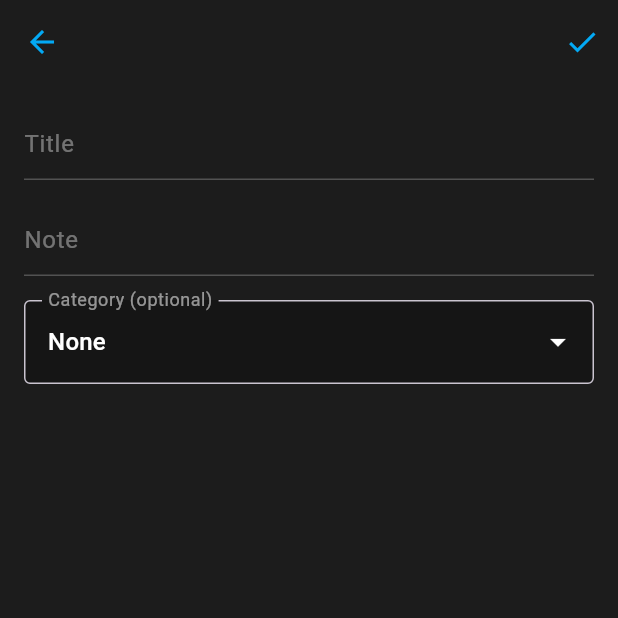
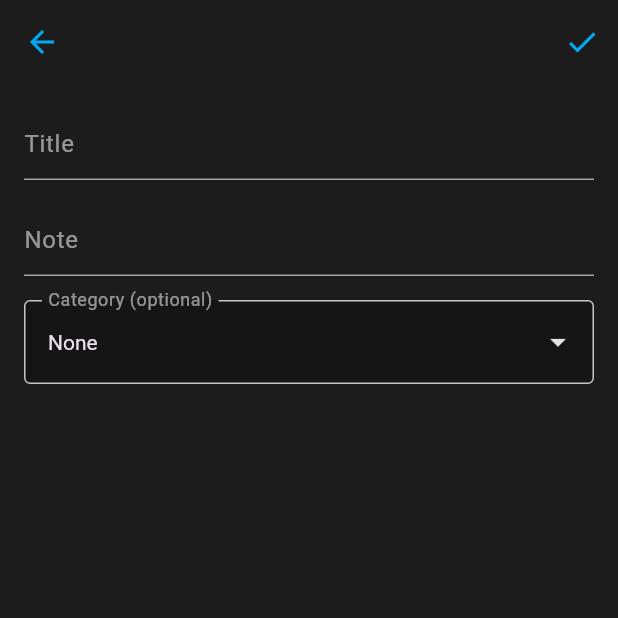
Before and after one commit to EBMartins7/Jotly, a Flutter app: the screen it shows after launch, after a tap on the "add" icon, on a phone screen of 412 x 824 dp, the top half of it. Run offline on Flutter 3.47's test engine with Material 3 defaults, Android fonts, the light colour scheme and no system bars; our stand-ins replace flutter_native_splash, hive, hive_flutter, lottie; accounts and stored records are empty.

Commit message:
name change

```diff
--- a/lib/main.dart
+++ b/lib/main.dart
@@ -1,10 +1,10 @@
 import 'package:flutter/material.dart';
 import 'package:hive/hive.dart';
 import 'package:hive_flutter/adapters.dart';
-import 'package:my_notes/screens/add_note_screen.dart';
-import 'package:my_notes/screens/splash_screen.dart';
-import 'package:my_notes/theme/theme_notifier.dart';
 import 'package:provider/provider.dart';
+import 'package:jotly/screens/add_note_screen.dart';
+import 'package:jotly/screens/splash_screen.dart';
+import 'package:jotly/theme/theme_notifier.dart';
 import 'model/note_model.dart';
 import 'screens/home_screen.dart';
 
--- a/lib/screens/add_note_screen.dart
+++ b/lib/screens/add_note_screen.dart
@@ -1,6 +1,8 @@
 import 'package:flutter/material.dart';
+import 'package:provider/provider.dart';
 import '../model/note_model.dart';
 import '../services/database_helper.dart';
+import '../theme/theme_notifier.dart';
 import 'package:uuid/uuid.dart';
 
 class AddNoteScreen extends StatefulWidget {
@@ -66,8 +68,13 @@ class _AddNoteScreenState extends State<AddNoteScreen> {
 
   @override
   Widget build(BuildContext context) {
+    final isDark = Provider.of<ThemeNotifier>(context).isDarkMode;
+    final backgroundColor = Theme.of(context).scaffoldBackgroundColor;
+    final textColor = Theme.of(context).textTheme.bodyLarge?.color ?? Colors.white;
+    final labelColor = isDark ? Colors.white54 : Colors.black54;
+
     return Scaffold(
-      backgroundColor: const Color(0xFF1C1C1C),
+      backgroundColor: backgroundColor,
       appBar: AppBar(
         leading: IconButton(
           icon: Icon(Icons.arrow_back, color: Colors.lightBlue),
@@ -79,10 +86,10 @@ class _AddNoteScreenState extends State<AddNoteScreen> {
             onPressed: _saveNote,
           ),
         ],
-        backgroundColor: const Color(0xFF1C1C1C),
+        backgroundColor: backgroundColor,
       ),
       body: Container(
-        color: const Color(0xFF1C1C1C),
+        color: backgroundColor,
         child: SingleChildScrollView(
           padding: EdgeInsets.only(
             left: 16,
@@ -97,15 +104,15 @@ class _AddNoteScreenState extends State<AddNoteScreen> {
                 controller: _titleController,
                 decoration: InputDecoration(
                   hintText: 'Title',
-                  hintStyle: TextStyle(color: Colors.white38),
+                  hintStyle: TextStyle(color: labelColor),
                   focusedBorder: UnderlineInputBorder(
-                    borderSide: BorderSide(color: Colors.white38),
+                    borderSide: BorderSide(color: labelColor),
                   ),
                   enabledBorder: UnderlineInputBorder(
-                    borderSide: BorderSide(color: Colors.white24),
+                    borderSide: BorderSide(color: labelColor.withOpacity(0.6)),
                   ),
                 ),
-                style: TextStyle(color: Colors.white),
+                style: TextStyle(color: textColor),
                 maxLines: 1,
               ),
               SizedBox(height: 16),
@@ -113,15 +120,15 @@ class _AddNoteScreenState extends State<AddNoteScreen> {
                 controller: _contentController,
                 decoration: InputDecoration(
                   hintText: 'Note',
-                  hintStyle: TextStyle(color: Colors.white38),
+                  hintStyle: TextStyle(color: labelColor),
                   focusedBorder: UnderlineInputBorder(
-                    borderSide: BorderSide(color: Colors.white38),
+                    borderSide: BorderSide(color: labelColor),
                   ),
                   enabledBorder: UnderlineInputBorder(
-                    borderSide: BorderSide(color: Colors.white24),
+                    borderSide: BorderSide(color: labelColor.withOpacity(0.6)),
                   ),
                 ),
-                style: TextStyle(color: Colors.white),
+                style: TextStyle(color: textColor),
                 keyboardType: TextInputType.multiline,
                 maxLines: null,
               ),
@@ -130,30 +137,31 @@ class _AddNoteScreenState extends State<AddNoteScreen> {
                 value: _selectedCategory,
                 decoration: InputDecoration(
                   labelText: 'Category (optional)',
-                  labelStyle: TextStyle(color: Colors.white54),
+                  labelStyle: TextStyle(color: labelColor),
                   filled: true,
-                  fillColor: Colors.black26,
+                  fillColor: isDark ? Colors.black26 : Colors.grey[200],
                   border: OutlineInputBorder(),
                 ),
-                dropdownColor: Colors.grey[900],
-                iconEnabledColor: Colors.white,
+                dropdownColor: isDark ? Colors.grey[900] : Colors.white,
+                iconEnabledColor: textColor,
                 items: [
                   const DropdownMenuItem<String>(
                     value: null,
-                    child: Text('None', style: TextStyle(color: Colors.white)),
+                    child: Text('None'),
                   ),
                   ..._categoryOptions.map((category) {
-                  return DropdownMenuItem<String>(
-                    value: category,
-                    child: Text(category, style: TextStyle(color: Colors.white)),
-                  );
-                }).toList(),
+                    return DropdownMenuItem<String>(
+                      value: category,
+                      child: Text(category),
+                    );
+                  }).toList(),
                 ],
                 onChanged: (value) {
                   setState(() {
                     _selectedCategory = value;
                   });
                 },
+                style: TextStyle(color: textColor),
               ),
             ],
           ),
--- a/lib/screens/home_screen.dart
+++ b/lib/screens/home_screen.dart
@@ -23,8 +23,6 @@ class _HomeScreenState extends State<HomeScreen> {
 
   Set<String> _selectedNoteIds = {};
   bool _isSelectionMode = false;
-
-  // ✅ Category filtering
   String? _selectedCategory;
 
   final Map<String, Color> categoryColors = {
@@ -33,7 +31,6 @@ class _HomeScreenState extends State<HomeScreen> {
     'Ideas': Colors.amberAccent,
     'Other': Colors.purpleAccent,
   };
-
 
   @override
   void initState() {
@@ -62,7 +59,6 @@ class _HomeScreenState extends State<HomeScreen> {
     notes.sort((a, b) {
       if (a.isPinned && !b.isPinned) return -1;
       if (!a.isPinned && b.isPinned) return 1;
-
       switch (_sortOption) {
         case 'Oldest First':
           return a.dateTime.compareTo(b.dateTime);
@@ -85,8 +81,10 @@ class _HomeScreenState extends State<HomeScreen> {
     return notes.where((note) {
       final titleLower = note.title.toLowerCase();
       final contentLower = note.content.toLowerCase();
-      final matchesQuery = titleLower.contains(searchLower) || contentLower.contains(searchLower);
-      final matchesCategory = _selectedCategory == null || note.category == _selectedCategory;
+      final matchesQuery =
+          titleLower.contains(searchLower) || contentLower.contains(searchLower);
+      final matchesCategory =
+          _selectedCategory == null || note.category == _selectedCategory;
       return matchesQuery && matchesCategory;
     }).toList();
   }
@@ -116,7 +114,8 @@ class _HomeScreenState extends State<HomeScreen> {
   }
 
   Future<void> _deleteSelectedNotes() async {
-    final notesToDelete = _notes.where((note) => _selectedNoteIds.contains(note.id)).toList();
+    final notesToDelete =
+    _notes.where((note) => _selectedNoteIds.contains(note.id)).toList();
     final backupNotes = [...notesToDelete];
 
     for (var note in notesToDelete) {
@@ -161,21 +160,20 @@ class _HomeScreenState extends State<HomeScreen> {
 
   @override
   Widget build(BuildContext context) {
+    final isDark = Theme.of(context).brightness == Brightness.dark;
+    final textColor = isDark ? Colors.white : Colors.black;
+    final hintColor = isDark ? Colors.white54 : Colors.black54;
+    final iconColor = Theme.of(context).iconTheme.color;
+    final tileColor = isDark ? Colors.black45 : Colors.grey.shade200;
+
     return Scaffold(
       appBar: AppBar(
         title: _isSelectionMode
-            ? Text('${_selectedNoteIds.length} selected', style: TextStyle(color: Colors.white))
-            : Text('My Notes', style: TextStyle(color: Colors.white)),
-        backgroundColor: const Color(0xFF1C1C1C),
-        leading: _isSelectionMode
-            ? IconButton(
-          icon: Icon(Icons.close, color: Colors.white),
-          onPressed: _cancelSelection,
-        )
-            : null,
+            ? Text('${_selectedNoteIds.length} selected')
+            : const Text('Jotly'),
         actions: [
           IconButton(
-            icon: Icon(Icons.brightness_6, color: Theme.of(context).iconTheme.color),
+            icon: Icon(Icons.brightness_6, color: iconColor),
             onPressed: () {
               Provider.of<ThemeNotifier>(context, listen: false).toggleTheme();
             },
@@ -183,30 +181,33 @@ class _HomeScreenState extends State<HomeScreen> {
           if (_isSelectionMode) ...[
             IconButton(
               icon: Icon(
-                _selectedNoteIds.length == _filteredNotes.length ? Icons.select_all : Icons.done_all,
-                color: Colors.white,
+                _selectedNoteIds.length == _filteredNotes.length
+                    ? Icons.select_all
+                    : Icons.done_all,
               ),
               onPressed: _toggleSelectAll,
             ),
             IconButton(
-              icon: Icon(Icons.delete, color: Colors.white),
+              icon: const Icon(Icons.delete),
               onPressed: _deleteSelectedNotes,
             ),
           ] else ...[
             IconButton(
-              icon: Icon(Icons.category, color: Colors.white),
+              icon: Icon(Icons.category, color: iconColor),
               onPressed: () async {
                 final selected = await showMenu<String?>(
                   context: context,
-                  position: RelativeRect.fromLTRB(1000, 80, 10, 0),
+                  position: const RelativeRect.fromLTRB(1000, 80, 10, 0),
                   items: [
                     const PopupMenuItem(value: null, child: Text('All')),
-                    ...['Work', 'Personal', 'Ideas', 'Other'].map((category) =>
-                        PopupMenuItem(value: category, child: Text(category)),
+                    ...['Work', 'Personal', 'Ideas', 'Other'].map(
+                          (category) => PopupMenuItem(
+                        value: category,
+                        child: Text(category),
+                      ),
                     ),
                   ],
                 );
-
                 if (selected != null || _selectedCategory != null) {
                   setState(() {
                     _selectedCategory = selected;
@@ -229,28 +230,26 @@ class _HomeScreenState extends State<HomeScreen> {
                 const PopupMenuItem(value: 'Oldest First', child: Text('Oldest First')),
                 const PopupMenuItem(value: 'Title (A-Z)', child: Text('Title (A-Z)')),
               ],
-              icon: const Icon(Icons.sort, color: Colors.white),
+              icon: Icon(Icons.sort, color: iconColor),
             )
           ]
         ],
       ),
-      body: Container(
-        color: const Color(0xFF1C1C1C),
-        child: Column(
+      body: Column(
         children: [
           Padding(
             padding: const EdgeInsets.all(12.0),
             child: TextField(
               controller: _searchController,
               focusNode: _searchFocusNode,
-                style: const TextStyle(color: Colors.white),
+              style: TextStyle(color: textColor),
               decoration: InputDecoration(
                 hintText: 'Search notes...',
-                  hintStyle: const TextStyle(color: Colors.white54),
-                  prefixIcon: const Icon(Icons.search, color: Colors.white54),
+                hintStyle: TextStyle(color: hintColor),
+                prefixIcon: Icon(Icons.search, color: hintColor),
                 suffixIcon: _searchController.text.isNotEmpty
                     ? IconButton(
-                    icon: const Icon(Icons.clear, color: Colors.white54),
+                  icon: Icon(Icons.clear, color: hintColor),
                   onPressed: () {
                     _searchController.clear();
                     _filterNotes('');
@@ -259,7 +258,7 @@ class _HomeScreenState extends State<HomeScreen> {
                 )
                     : null,
                 filled: true,
-                  fillColor: Colors.black45,
+                fillColor: tileColor,
                 border: OutlineInputBorder(
                   borderRadius: BorderRadius.circular(12),
                   borderSide: BorderSide.none,
@@ -283,11 +282,10 @@ class _HomeScreenState extends State<HomeScreen> {
               itemCount: _filteredNotes.length,
               itemBuilder: (context, index) {
                 final note = _filteredNotes[index];
+                final isSelected = _selectedNoteIds.contains(note.id);
                 final firstLine = note.content.split('\n').first.length > 50
                     ? note.content.split('\n').first.substring(0, 50) + '...'
                     : note.content.split('\n').first;
-
-                  final isSelected = _selectedNoteIds.contains(note.id);
 
                 return GestureDetector(
                   onTap: () {
@@ -302,39 +300,43 @@ class _HomeScreenState extends State<HomeScreen> {
                       ).then((value) {
                         if (value == true) _loadNotes();
                       });
-
                     }
                   },
                   onLongPress: () => _toggleSelection(note.id),
                   child: Container(
-                      color: isSelected ? Colors.blueGrey[700] : Colors.transparent,
+                    color: isSelected ? Colors.blueGrey[200] : Colors.transparent,
                     child: Column(
                       children: [
                         ListTile(
-                            contentPadding: EdgeInsets.symmetric(horizontal: 16, vertical: 8),
+                          contentPadding: const EdgeInsets.symmetric(
+                              horizontal: 16, vertical: 8),
                           title: Text(
                             note.title,
-                              style: TextStyle(color: Colors.white, fontWeight: FontWeight.w600),
+                            style: TextStyle(
+                              color: textColor,
+                              fontWeight: FontWeight.w600,
+                            ),
                           ),
                           subtitle: Column(
                             crossAxisAlignment: CrossAxisAlignment.start,
                             children: [
                               Text(
                                 firstLine,
-                                  style: TextStyle(color: Colors.white70),
+                                style: TextStyle(color: hintColor),
                               ),
                               if (note.category != null && note.category!.isNotEmpty)
                                 Padding(
                                   padding: const EdgeInsets.only(top: 4.0),
                                   child: Container(
-                                      padding: const EdgeInsets.symmetric(horizontal: 8, vertical: 4),
+                                    padding: const EdgeInsets.symmetric(
+                                        horizontal: 8, vertical: 4),
                                     decoration: BoxDecoration(
                                       color: categoryColors[note.category] ?? Colors.grey,
                                       borderRadius: BorderRadius.circular(8),
                                     ),
                                     child: Text(
                                       note.category!,
-                                        style: TextStyle(
+                                      style: const TextStyle(
                                         color: Colors.black,
                                         fontSize: 10,
                                         fontWeight: FontWeight.w500,
@@ -344,7 +346,6 @@ class _HomeScreenState extends State<HomeScreen> {
                                 ),
                             ],
                           ),
-
                           trailing: _isSelectionMode
                               ? Icon(
                             isSelected
@@ -357,24 +358,31 @@ class _HomeScreenState extends State<HomeScreen> {
                             children: [
                               if (note.isPinned)
                                 Padding(
-                                    padding: const EdgeInsets.only(right: 8.0),
+                                  padding:
+                                  const EdgeInsets.only(right: 8.0),
                                   child: Icon(Icons.push_pin,
                                       color: Colors.lightBlue, size: 20),
                                 ),
                               PopupMenuButton<String>(
-                                  icon: Icon(Icons.more_vert, color: Colors.white54),
+                                icon: Icon(Icons.more_vert,
+                                    color: hintColor),
                                 onSelected: (value) async {
                                   if (value == 'delete') {
                                     final deletedNote = note;
-                                      await NoteDataSource.deleteNoteById(note.id);
+                                    await NoteDataSource
+                                        .deleteNoteById(note.id);
                                     _loadNotes();
-                                      ScaffoldMessenger.of(context).showSnackBar(
+                                    ScaffoldMessenger.of(context)
+                                        .showSnackBar(
                                       SnackBar(
-                                          content: Text("Note deleted"),
+                                        content:
+                                        const Text("Note deleted"),
                                         action: SnackBarAction(
                                           label: "Undo",
                                           onPressed: () async {
-                                              await NoteDataSource.insertNote(deletedNote);
+                                            await NoteDataSource
+                                                .insertNote(
+                                                deletedNote);
                                             _loadNotes();
                                           },
                                         ),
@@ -387,31 +395,32 @@ class _HomeScreenState extends State<HomeScreen> {
                                       dateTime: note.dateTime,
                                       id: note.id,
                                       isPinned: !note.isPinned,
+                                      category: note.category,
                                     );
-                                      await NoteDataSource.updateNoteById(note.id, updatedNote);
+                                    await NoteDataSource.updateNoteById(
+                                        note.id, updatedNote);
                                     _loadNotes();
                                   }
                                 },
                                 itemBuilder: (context) => [
                                   PopupMenuItem(
                                     value: 'pin',
-                                      child: Text(note.isPinned ? 'Unpin' : 'Pin'),
+                                    child: Text(note.isPinned
+                                        ? 'Unpin'
+                                        : 'Pin'),
                                   ),
-                                    PopupMenuItem(
+                                  const PopupMenuItem(
                                     value: 'delete',
-                                      child: Text('Delete', style: TextStyle(color: Colors.red)),
+                                    child: Text('Delete',
+                                        style: TextStyle(
+                                            color: Colors.red)),
                                   ),
                                 ],
                               ),
                             ],
                           ),
                         ),
-                          Divider(
-                            color: Colors.white24,
-                            thickness: 0.5,
-                            indent: 16,
-                            endIndent: 16,
-                          ),
+                        const Divider(thickness: 0.5),
                       ],
                     ),
                   ),
@@ -421,22 +430,16 @@ class _HomeScreenState extends State<HomeScreen> {
           ),
         ],
       ),
-      ),
       floatingActionButton: !_isSelectionMode
-          ? Transform.translate(
-        offset: Offset(0, -20),
-        child: FloatingActionButton(
+          ? FloatingActionButton(
         onPressed: () async {
           final result = await Navigator.pushNamed(context, '/add');
           if (result == true) _loadNotes();
         },
         backgroundColor: Colors.lightBlue,
-          shape: CircleBorder(),
-          child: Icon(Icons.add, color: Colors.black),
-        ),
+        child: const Icon(Icons.add, color: Colors.black),
       )
           : null,
-      floatingActionButtonLocation: FloatingActionButtonLocation.centerDocked,
     );
   }
 }
--- a/lib/screens/splash_screen.dart
+++ b/lib/screens/splash_screen.dart
@@ -28,7 +28,6 @@ class _SplashScreenState extends State<SplashScreen>
     _controller.forward();
 
     Timer(const Duration(seconds: 4), () {
-      print("🔁 Navigating to /home");
       Navigator.pushReplacementNamed(context, '/home');
     });
   }
@@ -41,8 +40,11 @@ class _SplashScreenState extends State<SplashScreen>
 
   @override
   Widget build(BuildContext context) {
+    final theme = Theme.of(context);
+    final isDark = theme.brightness == Brightness.dark;
+
     return Scaffold(
-      backgroundColor: Colors.white,
+      backgroundColor: theme.scaffoldBackgroundColor,
       body: SafeArea(
         child: FadeTransition(
           opacity: _animation,
@@ -56,11 +58,9 @@ class _SplashScreenState extends State<SplashScreen>
                     Padding(
                       padding: const EdgeInsets.only(top: 40.0),
                       child: Text(
-                        'My Notes',
-                        style: TextStyle(
-                          fontSize: 32,
+                        'Jotly',
+                        style: theme.textTheme.headlineMedium?.copyWith(
                           fontWeight: FontWeight.bold,
-                          color: Colors.black87,
                         ),
                       ),
                     ),
@@ -76,12 +76,16 @@ class _SplashScreenState extends State<SplashScreen>
                       child: Column(
                         children: [
                           CircularProgressIndicator(
-                            valueColor: AlwaysStoppedAnimation<Color>(Colors.lightBlue),
+                            valueColor: AlwaysStoppedAnimation<Color>(
+                              isDark ? Colors.lightBlueAccent : Colors.lightBlue,
+                            ),
                           ),
                           const SizedBox(height: 8),
                           Text(
                             'Loading',
-                            style: TextStyle(color: Colors.black54),
+                            style: theme.textTheme.bodySmall?.copyWith(
+                              color: theme.textTheme.bodySmall?.color?.withOpacity(0.6),
+                            ),
                           ),
                         ],
                       ),
--- a/pubspec.yaml
+++ b/pubspec.yaml
@@ -1,5 +1,5 @@
-name: my_notes
-description: "A new Flutter project."
+name: jotly
+description: "Simple note-taking app"
 publish_to: 'none' # Remove this line if you wish to publish to pub.dev
 
 version: 1.0.0+1
```
Also changed, not shown: lib/screens/note_preview_screen.dart (+33 -39 lines), 1 other file. Lines whose indentation alone changed are shown as unchanged.
